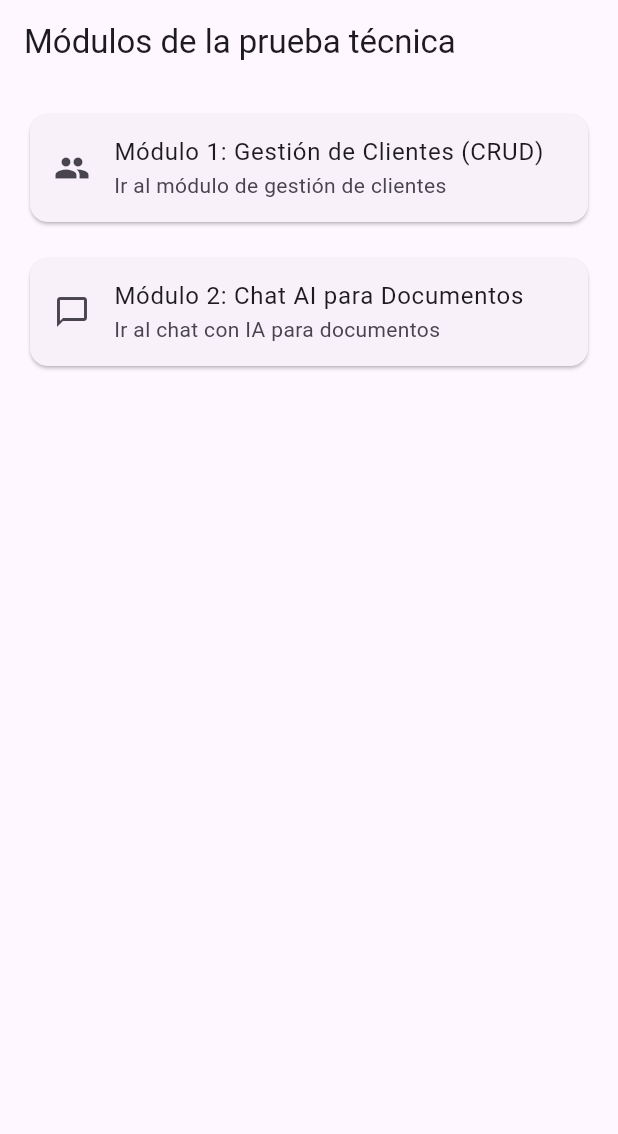
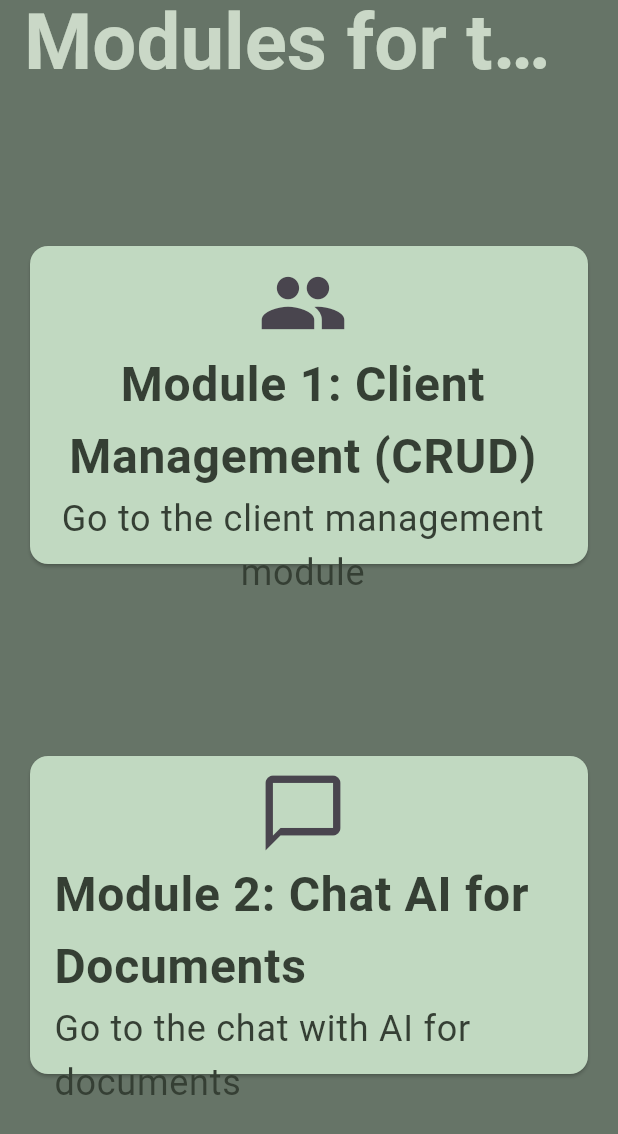
Before and after one commit to BrianLopezM99/medical_onboarding_app, a Flutter app: the screen it shows after launch, on a phone screen of 412 x 824 dp. Shown: the top 1134 px of the screen. Run offline on Flutter 3.47's test engine with Material 3 defaults, Android fonts, the phone set to English and light mode, and no system bars; our stand-ins replace file_picker, flutter_riverpod, shared_preferences.

Commit message:
style: :lipstick: UI main menu done

```diff
--- /dev/null
+++ b/lib/features/core/colors.dart
@@ -0,0 +1,9 @@
+import 'package:flutter/services.dart';
+
+class ColorsCore {
+  static const greenOne = Color(0xFF353F34);
+  static const greenTwo = Color(0xFF667467);
+  static const greenThree = Color(0xFFA0BF9F);
+  static const greenFour = Color(0xFFC1D9C1);
+  static const greenFive = Color(0xFFCAD8C7);
+}
--- a/lib/main.dart
+++ b/lib/main.dart
@@ -1,5 +1,6 @@
 import 'package:flutter/material.dart';
 import 'package:flutter_riverpod/flutter_riverpod.dart';
+import 'package:medical_onboarding_app/features/core/colors.dart';
 import 'package:medical_onboarding_app/features/customer/presentation/screens/customer_list_screen.dart';
 import 'package:medical_onboarding_app/features/messaging/presentation/pages/message_screen.dart';
 
@@ -28,16 +29,57 @@ class HomeScreen extends StatelessWidget {
   @override
   Widget build(BuildContext context) {
     return Scaffold(
-      appBar: AppBar(title: const Text('Módulos de la prueba técnica')),
+      backgroundColor: Color(0xFF667467),
+      appBar: AppBar(
+        backgroundColor: Colors.transparent,
+        title: Center(
+          child: Text(
+            'Modules for the technical test',
+            style: TextStyle(
+              color: ColorsCore.greenFive,
+              fontSize: 52,
+              fontWeight: FontWeight.bold,
+            ),
+          ),
+        ),
+      ),
       body: Padding(
         padding: const EdgeInsets.all(16.0),
+        child: Center(
           child: Column(
+            mainAxisSize: MainAxisSize.min,
             children: [
-            Card(
+              SizedBox(
+                height: 220,
+                width: 1020,
+                child: Card(
+                  color: ColorsCore.greenFour,
                   child: ListTile(
-                leading: const Icon(Icons.people),
-                title: const Text('Módulo 1: Gestión de Clientes (CRUD)'),
-                subtitle: const Text('Ir al módulo de gestión de clientes'),
+                    title: Center(
+                      child: Column(
+                        mainAxisSize: MainAxisSize.min,
+                        children: const [
+                          Icon(Icons.people, size: 60), // si quieres mantenerlo
+                          Text(
+                            'Module 1: Client Management (CRUD)',
+                            style: TextStyle(
+                              color: ColorsCore.greenOne,
+                              fontSize: 32,
+                              fontWeight: FontWeight.bold,
+                            ),
+                            textAlign: TextAlign.center,
+                          ),
+                          Text(
+                            'Go to the client management module',
+                            style: TextStyle(
+                              color: ColorsCore.greenOne,
+                              fontSize: 24,
+                            ),
+                            textAlign: TextAlign.center,
+                          ),
+                        ],
+                      ),
+                    ),
                     onTap: () {
                       Navigator.push(
                         context,
@@ -48,12 +90,37 @@ class HomeScreen extends StatelessWidget {
                     },
                   ),
                 ),
-            const SizedBox(height: 16),
-            Card(
+              ),
+              const SizedBox(height: 120),
+              SizedBox(
+                height: 220,
+                width: 1020,
+                child: Card(
+                  color: ColorsCore.greenFour,
                   child: ListTile(
-                leading: const Icon(Icons.chat_bubble_outline),
-                title: const Text('Módulo 2: Chat AI para Documentos'),
-                subtitle: const Text('Ir al chat con IA para documentos'),
+                    title: Center(
+                      child: Column(
+                        mainAxisSize: MainAxisSize.min,
+                        children: [
+                          Icon(Icons.chat_bubble_outline, size: 60),
+                          const Text(
+                            'Module 2: Chat AI for Documents',
+                            style: TextStyle(
+                              color: ColorsCore.greenOne,
+                              fontSize: 32,
+                              fontWeight: FontWeight.bold,
+                            ),
+                          ),
+                          const Text(
+                            'Go to the chat with AI for documents',
+                            style: TextStyle(
+                              color: ColorsCore.greenOne,
+                              fontSize: 24,
+                            ),
+                          ),
+                        ],
+                      ),
+                    ),
                     onTap: () {
                       Navigator.push(
                         context,
@@ -68,7 +135,9 @@ class HomeScreen extends StatelessWidget {
                     },
                   ),
                 ),
+              ),
             ],
+          ),
         ),
       ),
     );
```
Lines whose indentation alone changed are shown as unchanged.
